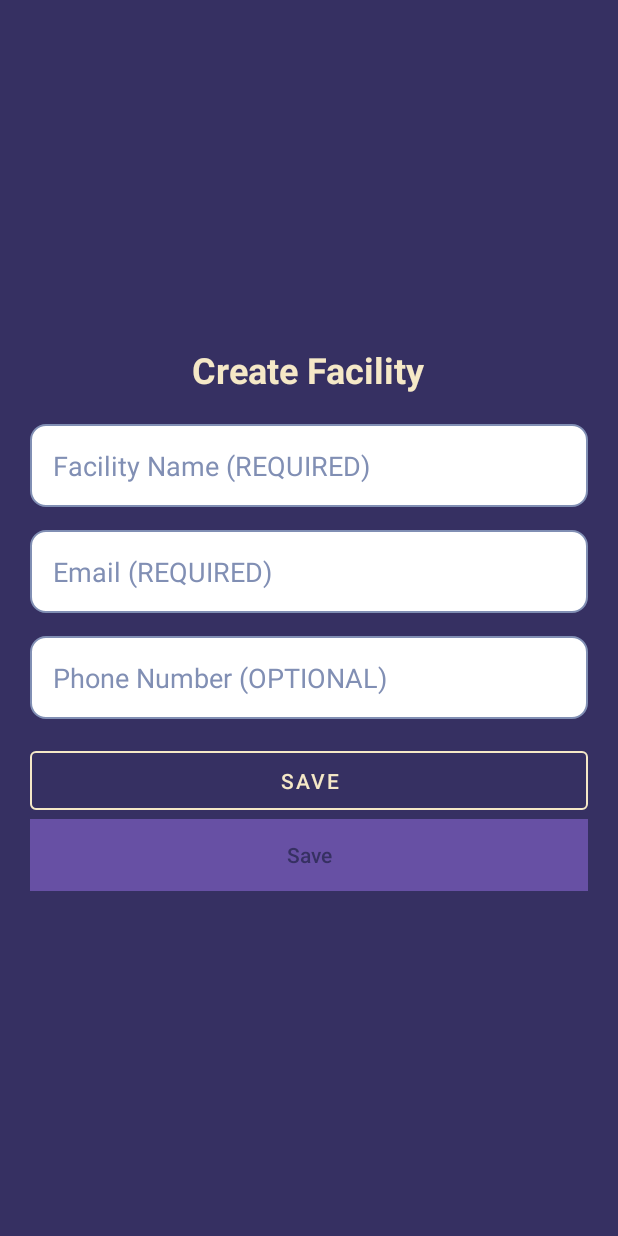
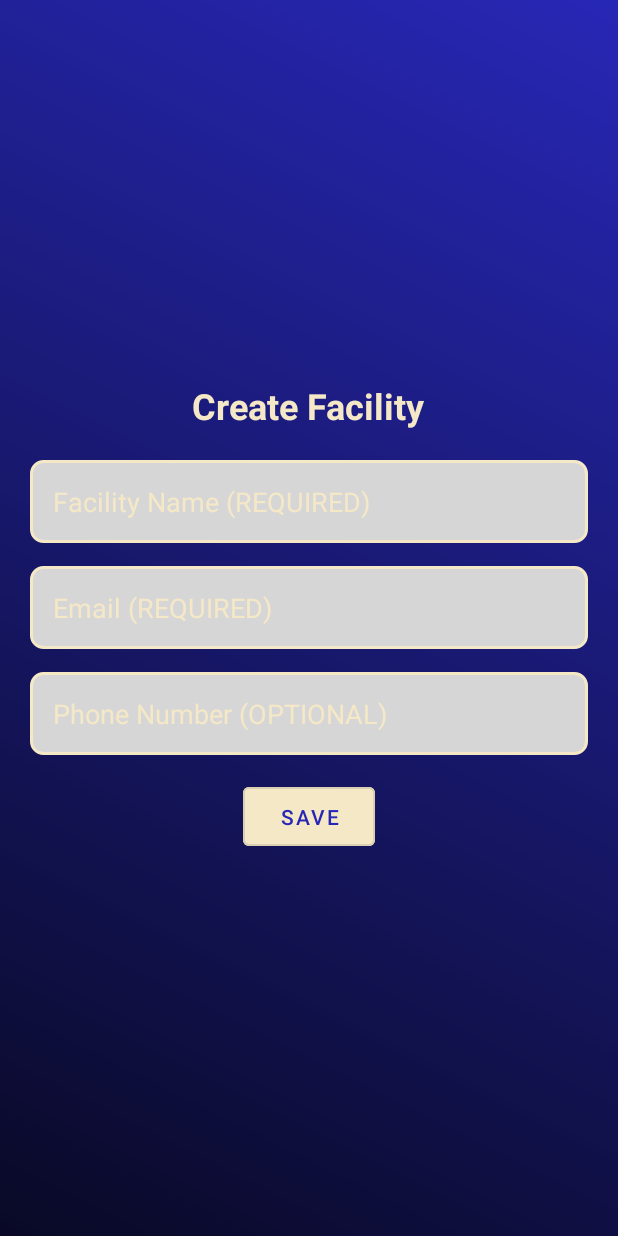
Before and after one commit to CMPUT301F24zenith/zenith-events, an Android app: the CreateFacility screen opened directly, with no data from a screen before it, on a phone screen of 412 x 824 dp. Run offline under Robolectric (Android 15) with nearby library versions, the phone set to English and light mode, and no system bars; our stand-ins replace Firebase (no records; nobody signed in at launch, a user with empty details on screens opened directly).

Commit message:
updated some UI

```diff
--- a/app/src/main/java/com/example/zenithevents/User/CreateFacility.java
+++ b/app/src/main/java/com/example/zenithevents/User/CreateFacility.java
@@ -53,7 +53,6 @@
         facilityPhone = findViewById(R.id.facility_phone);
         facilityEmail = findViewById(R.id.facility_email);
         saveButton = findViewById(R.id.facility_save);
-        saveButtontwo = findViewById(R.id.facility_savetwo);
 
         loadFacility(deviceId);
 
--- /dev/null
+++ b/app/src/main/res/drawable/gradient_background.xml
@@ -0,0 +1,7 @@
+<?xml version="1.0" encoding="utf-8"?>
+<shape xmlns:android="http://schemas.android.com/apk/res/android">
+    <gradient
+        android:startColor="#090926"
+        android:endColor="#2727B6"
+        android:angle="45" />
+</shape>
--- a/app/src/main/res/drawable/rounded_input.xml
+++ b/app/src/main/res/drawable/rounded_input.xml
@@ -1,7 +1,6 @@
 <?xml version="1.0" encoding="utf-8"?>
 <shape xmlns:android="http://schemas.android.com/apk/res/android">
-    <solid android:color="@color/inputBackgroundColor"/>
-    <corners android:radius="10dp"/>
-    <stroke android:color="@color/lightBlueColor" android:width="1dp"/>
-
+    <solid android:color="@color/zxing_transparent" />
+    <stroke android:width="2dp" android:color="@color/pasteColor" />
+    <corners android:radius="8dp" />
 </shape>
--- a/app/src/main/res/layout/activity_create_facility.xml
+++ b/app/src/main/res/layout/activity_create_facility.xml
@@ -5,7 +5,7 @@
     android:layout_width="match_parent"
     android:layout_height="match_parent"
     android:gravity="center"
-    android:background="@color/darkIndigoColor"
+    android:background="@drawable/gradient_background"
     android:padding="20dp">
 
 
@@ -25,8 +25,8 @@
         android:hint="Facility Name (REQUIRED)"
         android:background="@drawable/rounded_input"
         android:padding="15dp"
-        android:textColor="@color/darkIndigoColor"
-        android:textColorHint="@color/lightBlueColor"
+        android:textColor="@color/pasteColor"
+        android:textColorHint="@color/pasteColor"
         android:layout_marginBottom="15dp"/>
 
     <EditText
@@ -37,8 +37,8 @@
         android:inputType="textEmailAddress"
         android:background="@drawable/rounded_input"
         android:padding="15dp"
-        android:textColor="@color/darkIndigoColor"
-        android:textColorHint="@color/lightBlueColor"
+        android:textColor="@color/pasteColor"
+        android:textColorHint="@color/pasteColor"
         android:layout_marginBottom="15dp"/>
 
     <EditText
@@ -49,26 +49,17 @@
         android:inputType="phone"
         android:background="@drawable/rounded_input"
         android:padding="15dp"
-        android:textColor="@color/darkIndigoColor"
-        android:textColorHint="@color/lightBlueColor"
+        android:textColor="@color/pasteColor"
+        android:textColorHint="@color/pasteColor"
         android:layout_marginBottom="15dp"/>
 
     <Button
         android:id="@+id/facility_save"
         style="@style/Widget.MaterialComponents.Button.OutlinedButton"
-        android:layout_width="match_parent"
+        android:layout_width="wrap_content"
         android:layout_height="wrap_content"
         android:padding="10dp"
         android:text="Save"
-        android:textColor="@color/pasteColor"
-        app:strokeColor="@color/pasteColor" />
-
-    <Button
-        android:id="@+id/facility_savetwo"
-        android:layout_width="match_parent"
-        android:layout_height="wrap_content"
-        android:background="@color/pasteColor"
-        android:padding="10dp"
-        android:text="Save"
-        android:textColor="@color/darkIndigoColor"/>
+        android:textColor="#2727B6"
+        android:backgroundTint="@color/pasteColor" />
 </LinearLayout>
--- a/app/src/main/res/layout/organizer_main.xml
+++ b/app/src/main/res/layout/organizer_main.xml
@@ -3,7 +3,8 @@
     xmlns:app="http://schemas.android.com/apk/res-auto"
     xmlns:tools="http://schemas.android.com/tools"
     android:layout_width="match_parent"
-    android:layout_height="match_parent">
+    android:layout_height="match_parent"
+    android:background="@drawable/gradient_background">
 
     <TextView
         android:id="@+id/myEventsTitle"
@@ -11,9 +12,10 @@
         android:layout_height="wrap_content"
         android:text="My Events"
         android:textAlignment="center"
-        android:textSize="20sp"
+        android:textSize="28sp"
         android:textStyle="bold"
         android:layout_marginTop="50dp"
+        android:textColor="@color/pasteColor"
         app:layout_constraintBottom_toTopOf="@+id/myEventsFragment"
         app:layout_constraintEnd_toEndOf="parent"
         app:layout_constraintStart_toStartOf="parent"
@@ -32,10 +34,13 @@
     </FrameLayout>
 
     <Button
+        style="@style/Widget.MaterialComponents.Button.OutlinedButton"
         android:id="@+id/createFacilityButton"
         android:layout_width="wrap_content"
         android:layout_height="wrap_content"
         android:text="Create Facility"
+        android:textColor="#2727B6"
+        android:backgroundTint="@color/pasteColor"
         app:layout_constraintEnd_toEndOf="parent"
         app:layout_constraintStart_toStartOf="parent"
         app:layout_constraintBottom_toBottomOf="parent"
@@ -43,10 +48,13 @@
         />
 
     <Button
+        style="@style/Widget.MaterialComponents.Button.OutlinedButton"
         android:id="@+id/viewFacilityButton"
         android:layout_width="wrap_content"
         android:layout_height="wrap_content"
         android:text="View Facility"
+        android:textColor="#2727B6"
+        android:backgroundTint="@color/pasteColor"
         app:layout_constraintBottom_toBottomOf="parent"
         app:layout_constraintEnd_toStartOf="@+id/createEventButton"
         app:layout_constraintStart_toStartOf="parent"
@@ -54,10 +62,13 @@
         />
 
     <Button
+        style="@style/Widget.MaterialComponents.Button.OutlinedButton"
         android:id="@+id/createEventButton"
         android:layout_width="wrap_content"
         android:layout_height="wrap_content"
         android:text="Create Event"
+        android:textColor="#2727B6"
+        android:backgroundTint="@color/pasteColor"
         android:layout_marginBottom="100dp"
         app:layout_constraintEnd_toEndOf="parent"
         app:layout_constraintStart_toEndOf="@+id/viewFacilityButton"
--- a/app/src/main/res/values/colors.xml
+++ b/app/src/main/res/values/colors.xml
@@ -7,7 +7,7 @@
     <color name="activeTextColor">#002BAD</color> <!-- Orange for active -->
     <color name="inactiveTextColor">#959595</color> <!-- Black for inactive -->
     <color name="inputBackgroundColor">#FFFFFF</color>
-    <color name="darkIndigoColor">#363062</color>
+    <color name="darkIndigoColor">#04403a</color>
     <color name="washedBlueColor">#435585</color>
     <color name="lightBlueColor">#818FB4</color>
     <color name="pasteColor">#F5E8C7</color>
```
